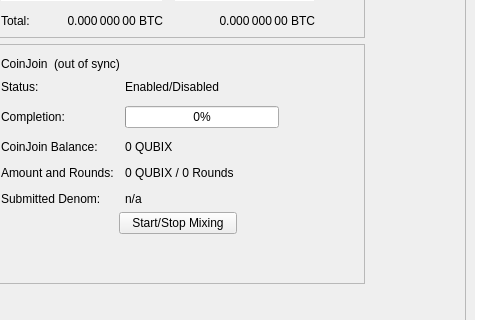
The window that src/qt/forms/overviewpage.ui (soosho/qubix) describes before a commit, drawn with Qt 5; both pictures show x 114 to 594 and y 178 to 498 of the 960 by 585 pixel window.
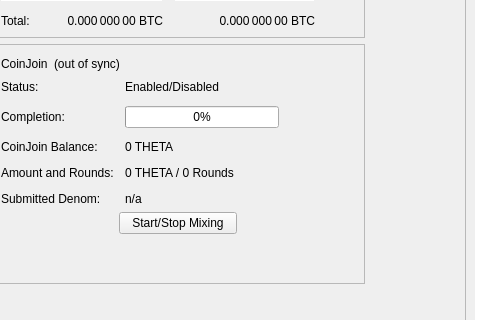
The same window after the commit.

The edit to the form file:
```diff
--- a/src/qt/forms/overviewpage.ui
+++ b/src/qt/forms/overviewpage.ui
@@ -455,7 +455,7 @@
             <item row="2" column="1">
              <widget class="QLabel" name="labelAnonymized">
               <property name="text">
-               <string notr="true">0 QUBIX</string>
+               <string notr="true">0 THETA</string>
               </property>
              </widget>
             </item>
@@ -469,7 +469,7 @@
             <item row="3" column="1">
              <widget class="QLabel" name="labelAmountRounds">
               <property name="text">
-               <string notr="true">0 QUBIX / 0 Rounds</string>
+               <string notr="true">0 THETA / 0 Rounds</string>
               </property>
              </widget>
             </item>
```
Left out of the diff: 6 changed lines with no effect on the pictures.
